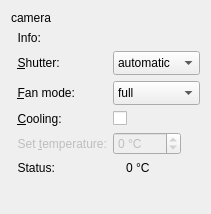
The window that plugins/cam_andor/andorglobalcamerasettingswidget.ui (jkriege2/QuickFit3) describes before a commit, drawn with Qt 5.
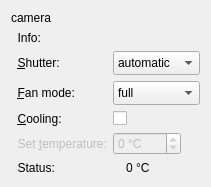
The same window after the commit. Icons and pictures are not drawn.

The edit to the form file:
```diff
--- a/plugins/cam_andor/andorglobalcamerasettingswidget.ui
+++ b/plugins/cam_andor/andorglobalcamerasettingswidget.ui
@@ -7,7 +7,7 @@
     <x>0</x>
     <y>0</y>
     <width>211</width>
-    <height>214</height>
+    <height>187</height>
    </rect>
   </property>
   <property name="windowTitle">
```
Left out of the diff: 6 changed lines with no effect on the pictures.
